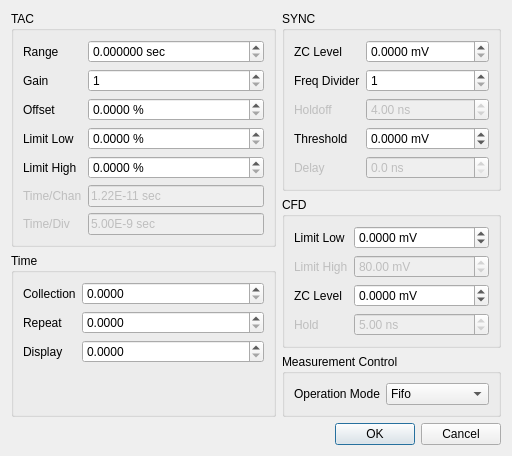
Before: the Qt Designer form src/qudi/gui/tcspc/tcsps_system_parameters.ui in tugatoconhelado/Qoptics_exp, drawn with Qt 5.
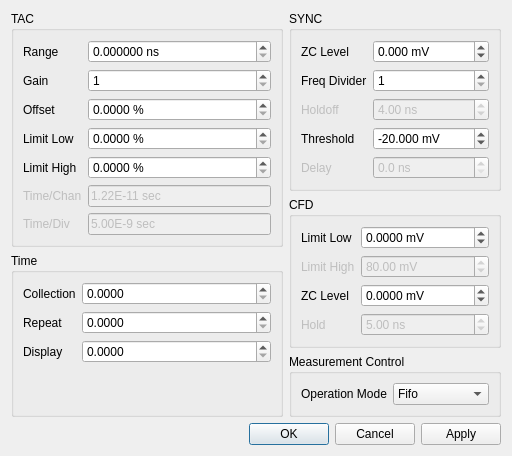
After: the same form once the commit is applied.

What changed in the file:
```diff
--- a/src/qudi/gui/tcspc/tcsps_system_parameters.ui
+++ b/src/qudi/gui/tcspc/tcsps_system_parameters.ui
@@ -34,7 +34,7 @@
           <item row="0" column="1">
            <widget class="QDoubleSpinBox" name="tac_range_spinbox">
             <property name="suffix">
-             <string> sec</string>
+             <string> ns</string>
             </property>
             <property name="decimals">
              <number>6</number>
@@ -106,7 +106,7 @@
              <number>4</number>
             </property>
             <property name="maximum">
-             <double>100000000000000004764729344.000000000000000</double>
+             <double>100.000000000000000</double>
             </property>
            </widget>
           </item>
@@ -126,7 +126,7 @@
              <number>4</number>
             </property>
             <property name="maximum">
-             <double>100000000000000004764729344.000000000000000</double>
+             <double>100.000000000000000</double>
             </property>
            </widget>
           </item>
@@ -280,7 +280,13 @@
              <string> mV</string>
             </property>
             <property name="decimals">
-             <number>4</number>
+             <number>3</number>
+            </property>
+            <property name="minimum">
+             <double>-9999999999999.000000000000000</double>
+            </property>
+            <property name="maximum">
+             <double>99999999999999.000000000000000</double>
             </property>
            </widget>
           </item>
@@ -290,16 +296,16 @@
              <string> mV</string>
             </property>
             <property name="decimals">
-             <number>4</number>
+             <number>3</number>
             </property>
             <property name="minimum">
-             <double>-999999999999999.000000000000000</double>
+             <double>-99999999999999.000000000000000</double>
             </property>
             <property name="maximum">
-             <double>10000000000000000000.000000000000000</double>
+             <double>100000000000000000.000000000000000</double>
             </property>
             <property name="value">
-             <double>0.000000000000000</double>
+             <double>-20.000000000000000</double>
             </property>
            </widget>
           </item>
@@ -503,7 +509,10 @@
       <enum>Qt::Horizontal</enum>
      </property>
      <property name="standardButtons">
-      <set>QDialogButtonBox::Cancel|QDialogButtonBox::Ok</set>
+      <set>QDialogButtonBox::Apply|QDialogButtonBox::Cancel|QDialogButtonBox::Ok</set>
+     </property>
+     <property name="centerButtons">
+      <bool>false</bool>
      </property>
     </widget>
    </item>
```
Left out of the diff: 4 changed lines with no effect on the pictures.
